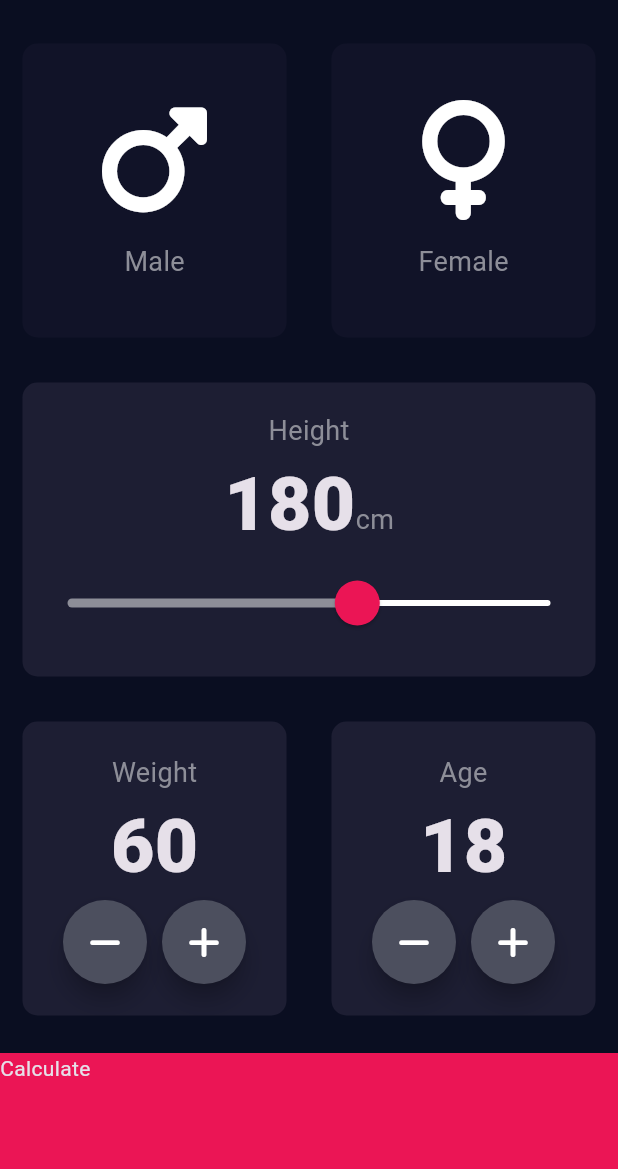
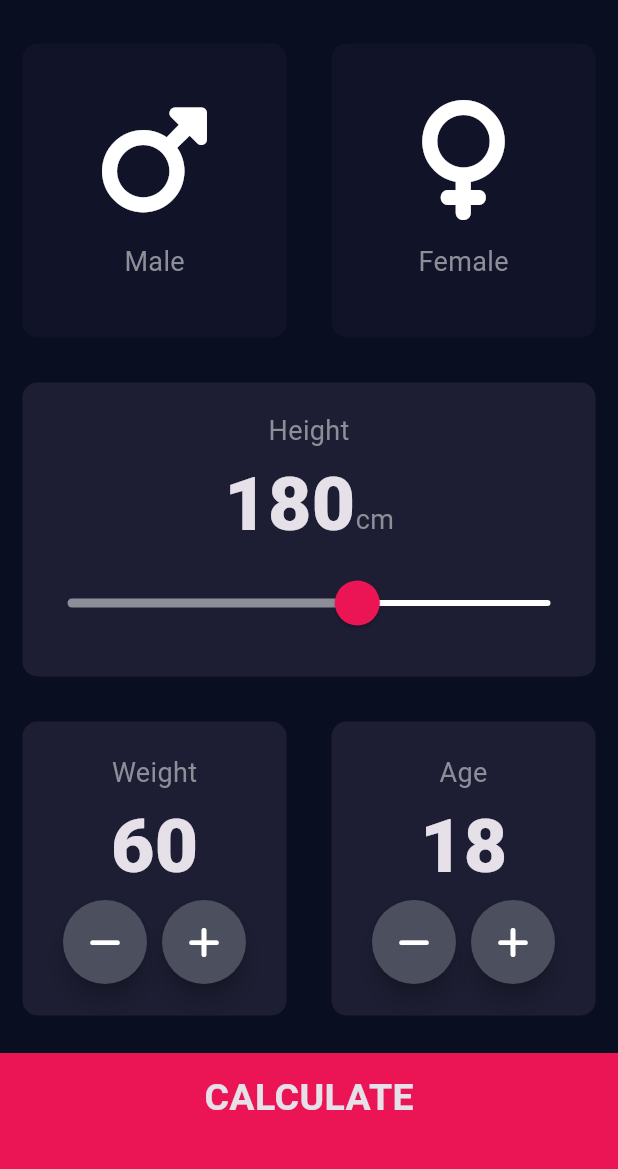
Before and after one commit to Panzershack/bmi_calculator, a Flutter app: the screen it shows after launch, on a phone screen of 412 x 824 dp, the part 63-1232 px from its top. Run offline on Flutter 3.47's test engine with Material 3 defaults, Android fonts, the phone set to English and light mode, and no system bars; our stand-ins replace font_awesome_flutter.

Commit message:
styled and created the second page without functionality

```diff
--- a/lib/constants.dart
+++ b/lib/constants.dart
@@ -11,3 +11,15 @@ const kLabelTextStyles = TextStyle(
 );
 
 const kNumberStyles = TextStyle(fontSize: 50.0, fontWeight: FontWeight.w900);
+
+const kLargeButtonTextStyle =
+    TextStyle(fontSize: 25.0, fontWeight: FontWeight.bold);
+
+const kTitleTextStyle = TextStyle(fontSize: 50.0, fontWeight: FontWeight.bold);
+
+const kResultTextStyle = TextStyle(
+    color: Color(0xff24d876), fontSize: 22.0, fontWeight: FontWeight.bold);
+
+const kBMITextStyle = TextStyle(fontSize: 100.0, fontWeight: FontWeight.bold);
+
+const kBodyTextStyle = TextStyle(fontSize: 22.0);
--- a/lib/input_page.dart
+++ b/lib/input_page.dart
@@ -209,9 +209,15 @@ class _InputPageState extends State<InputPage> {
               Navigator.pushNamed(context, 'results');
             },
             child: Container(
-              child: Text('Calculate'),
+              child: Center(
+                child: Text(
+                  'CALCULATE',
+                  style: kLargeButtonTextStyle,
+                ),
+              ),
               color: kCrimsonRed,
               margin: EdgeInsets.only(top: 10.0),
+              padding: EdgeInsets.only(bottom: 20.0),
               height: kBottomContainerHeight,
               width: double.infinity,
             ),
```
Also changed, not shown: lib/results_page.dart (+54 -1 lines).
